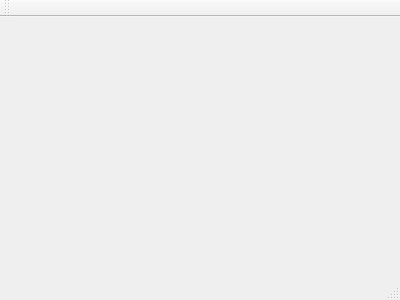
Old version of the form mainwindow.ui in the repository MohamedA-M-Hassan/tiny-language-scanner-Compilers-using-QT.
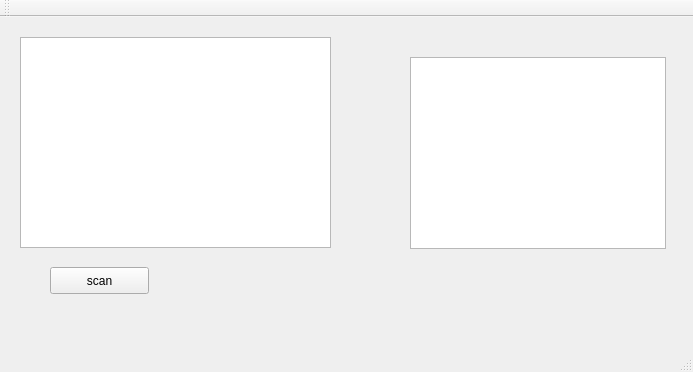
New version of the form.

Commit message: learn how to take input from textEdit to string

```diff
--- a/mainwindow.ui
+++ b/mainwindow.ui
@@ -1,24 +1,73 @@
 <ui version="4.0">
  <class>MainWindow</class>
- <widget class="QMainWindow" name="MainWindow" >
-  <property name="geometry" >
+ <widget class="QMainWindow" name="MainWindow">
+  <property name="geometry">
    <rect>
     <x>0</x>
     <y>0</y>
-    <width>400</width>
-    <height>300</height>
+    <width>693</width>
+    <height>372</height>
    </rect>
   </property>
   <property name="windowTitle" >
    <string>MainWindow</string>
   </property>
-  <widget class="QMenuBar" name="menuBar" />
-  <widget class="QToolBar" name="mainToolBar" />
-  <widget class="QWidget" name="centralWidget" />
-  <widget class="QStatusBar" name="statusBar" />
+  <widget class="QWidget" name="centralWidget">
+   <widget class="QTextEdit" name="textEdit">
+    <property name="geometry">
+     <rect>
+      <x>20</x>
+      <y>20</y>
+      <width>311</width>
+      <height>211</height>
+     </rect>
+    </property>
+   </widget>
+   <widget class="QPushButton" name="pushButton">
+    <property name="geometry">
+     <rect>
+      <x>50</x>
+      <y>250</y>
+      <width>99</width>
+      <height>27</height>
+     </rect>
+    </property>
+    <property name="text">
+     <string>scan</string>
+    </property>
+   </widget>
+   <widget class="QTextBrowser" name="textBrowser">
+    <property name="geometry">
+     <rect>
+      <x>410</x>
+      <y>40</y>
+      <width>256</width>
+      <height>192</height>
+     </rect>
+    </property>
+   </widget>
+  </widget>
+  <widget class="QMenuBar" name="menuBar">
+   <property name="geometry">
+    <rect>
+     <x>0</x>
+     <y>0</y>
+     <width>693</width>
+     <height>25</height>
+    </rect>
+   </property>
+  </widget>
+  <widget class="QToolBar" name="mainToolBar">
+   <attribute name="toolBarArea">
+    <enum>TopToolBarArea</enum>
+   </attribute>
+   <attribute name="toolBarBreak">
+    <bool>false</bool>
+   </attribute>
+  </widget>
+  <widget class="QStatusBar" name="statusBar"/>
  </widget>
- <layoutDefault spacing="6" margin="11" />
- <pixmapfunction></pixmapfunction>
+ <layoutdefault spacing="6" margin="11"/>
  <resources/>
  <connections/>
 </ui>
```
Left out of the diff: 3 changed lines with no effect on the pictures. The commit also changes 7 other files.
